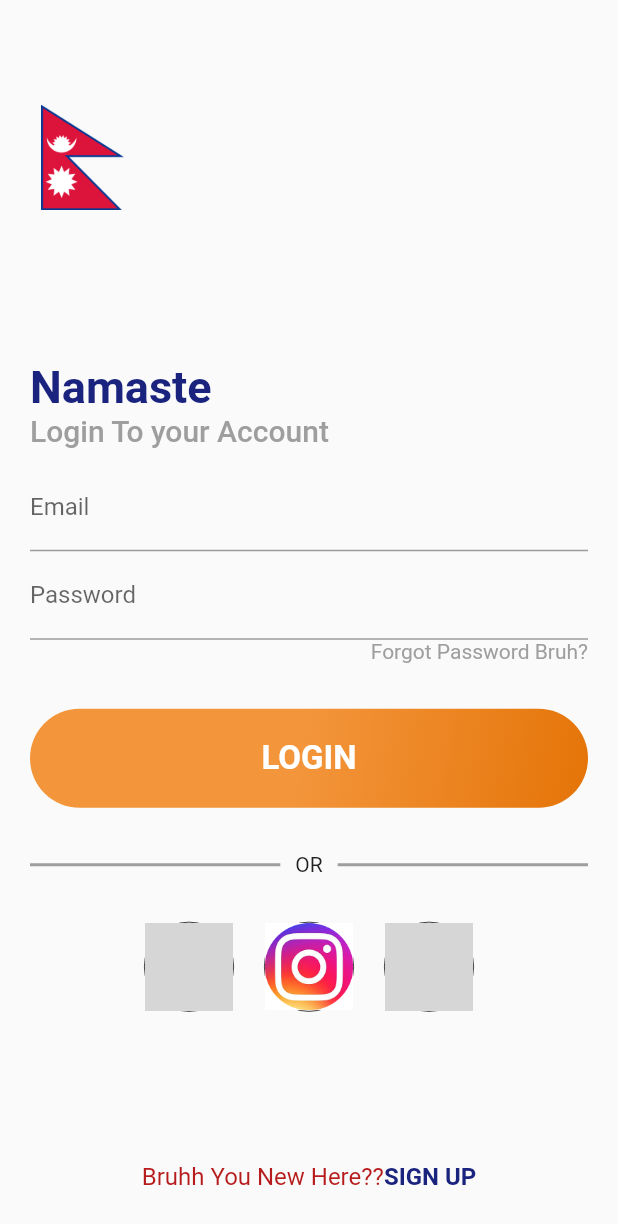
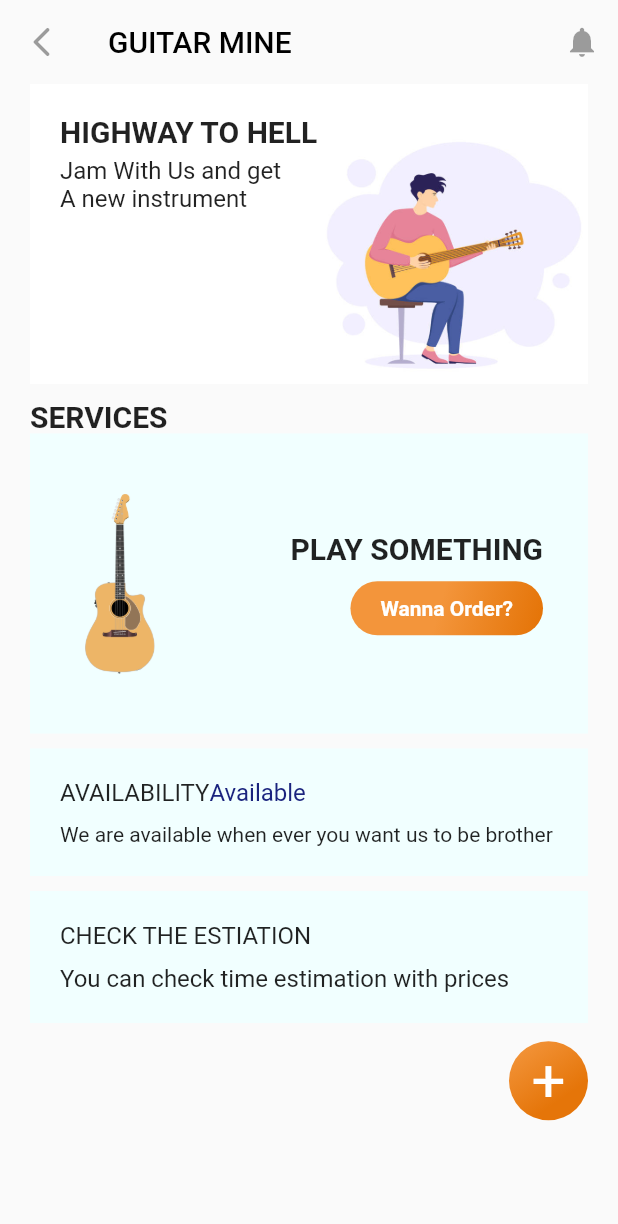
Before and after one commit to NikhilKapali/Instrument_Shopping_App, a Flutter app: the loginPage screen opened directly, after a tap on "LOGIN", on a phone screen of 412 x 824 dp. Shown: the top 1224 px of the screen. Run offline on Flutter 3.47's test engine with Material 2 defaults, Android fonts, the light colour scheme and no system bars; Roboto replaces fonts that are missing (sfpro); grey boxes are pictures that could not be loaded.

Commit message:
Homepage done

```diff
--- a/lib/LoginPage.dart
+++ b/lib/LoginPage.dart
@@ -2,6 +2,7 @@ import 'package:flutter/material.dart';
 import 'package:shopping_app/SignUpPage.dart';
 import 'package:shopping_app/StylesScheme.dart';
 import 'SignUpPage.dart';
+import 'homepage/HomePage.dart';
 
 class LoginPage extends StatelessWidget {
   @override
@@ -83,7 +84,7 @@ class _loginPageState extends State<loginPage> {
                     height: 30,
                   ),
                   InkWell(
-                    onTap: () {},
+                    onTap: openHomePage,
                     child: Container(
                       padding: EdgeInsets.symmetric(vertical: 20),
                       width: MediaQuery.of(context).size.width,
@@ -237,4 +238,9 @@ class _loginPageState extends State<loginPage> {
     Navigator.push(
         context, MaterialPageRoute(builder: (context) => SignUpPage()));
   }
+
+  void openHomePage() {
+    Navigator.push(
+        context, MaterialPageRoute(builder: (context) => HomePage()));
+  }
 }
--- a/lib/StylesScheme.dart
+++ b/lib/StylesScheme.dart
@@ -5,3 +5,7 @@ LinearGradient gradientStyle = LinearGradient(
   stops: [0, 1],
   begin: Alignment.topCenter,
 );
+
+TextStyle headingStyle = TextStyle(fontSize: 20, fontWeight: FontWeight.w700);
+
+TextStyle contentStyle = TextStyle(fontSize: 16);
--- /dev/null
+++ b/lib/homepage/HomePage.dart
@@ -0,0 +1,226 @@
+import 'dart:ui';
+
+import 'package:flutter/material.dart';
+import 'package:shopping_app/StylesScheme.dart';
+
+class HomePage extends StatelessWidget {
+  @override
+  Widget build(BuildContext context) {
+    return MaterialApp(
+      debugShowCheckedModeBanner: false,
+      home: homePage(),
+    );
+  }
+}
+
+class homePage extends StatefulWidget {
+  @override
+  _homePageState createState() => _homePageState();
+}
+
+class _homePageState extends State<homePage> {
+  @override
+  Widget build(BuildContext context) {
+    return Scaffold(
+      appBar: AppBar(
+        backgroundColor: Colors.transparent,
+        elevation: 0,
+        leading: IconButton(
+          icon: Icon(Icons.arrow_back_ios_rounded),
+        ),
+        title: Text(
+          "GUITAR MINE",
+          style: TextStyle(
+            color: Colors.black,
+          ),
+        ),
+        actions: [IconButton(icon: Icon(Icons.notifications))],
+      ),
+      body: Container(
+        padding: EdgeInsets.symmetric(horizontal: 20),
+        child: Column(
+          crossAxisAlignment: CrossAxisAlignment.start,
+          children: [
+            Container(
+              height: 200,
+              width: MediaQuery.of(context).size.width,
+              color: Colors.white,
+              child: Stack(
+                children: [
+                  Positioned(
+                    top: 0,
+                    left: 0,
+                    child: Container(
+                      padding: EdgeInsets.all(20),
+                      child: Column(
+                        crossAxisAlignment: CrossAxisAlignment.start,
+                        children: [
+                          Text("HIGHWAY TO HELL", style: headingStyle),
+                          SizedBox(
+                            height: 5,
+                          ),
+                          Text(
+                            "Jam With Us and get \nA new instrument",
+                            style: TextStyle(
+                              fontSize: 16,
+                            ),
+                          ),
+                        ],
+                      ),
+                    ),
+                  ),
+                  Positioned(
+                    bottom: 0,
+                    right: 0,
+                    child: Container(
+                      height: 180,
+                      width: 180,
+                      decoration: BoxDecoration(
+                        image: DecorationImage(
+                            image:
+                                AssetImage('assets/images/guitarPlaying.jpg')),
+                      ),
+                    ),
+                  ),
+                ],
+              ),
+            ),
+            SizedBox(
+              height: 10,
+            ),
+            Text(
+              "SERVICES",
+              style: headingStyle,
+            ),
+            Container(
+              height: 200,
+              color: Color(0xfff1ffff),
+              child: Row(
+                children: [
+                  Container(
+                    height: 200,
+                    width: 120,
+                    decoration: BoxDecoration(
+                      image: DecorationImage(
+                          image: AssetImage("assets/images/guitar.png")),
+                    ),
+                  ),
+                  Expanded(
+                    child: Container(
+                      padding: EdgeInsets.all(30),
+                      child: Column(
+                        crossAxisAlignment: CrossAxisAlignment.end,
+                        mainAxisAlignment: MainAxisAlignment.center,
+                        children: [
+                          Text(
+                            "PLAY SOMETHING",
+                            style: headingStyle,
+                          ),
+                          SizedBox(
+                            height: 10,
+                          ),
+                          InkWell(
+                            onTap: () {},
+                            child: Container(
+                              decoration: BoxDecoration(
+                                gradient: gradientStyle,
+                                borderRadius:
+                                    BorderRadius.all(Radius.circular(20)),
+                              ),
+                              padding: EdgeInsets.symmetric(
+                                  vertical: 10, horizontal: 20),
+                              child: Text(
+                                "Wanna Order?",
+                                style: TextStyle(
+                                    color: Colors.white,
+                                    fontWeight: FontWeight.w600),
+                              ),
+                            ),
+                          ),
+                        ],
+                      ),
+                    ),
+                  ),
+                ],
+              ),
+            ),
+            SizedBox(
+              height: 10,
+            ),
+            Container(
+              padding: EdgeInsets.all(20),
+              width: MediaQuery.of(context).size.width,
+              color: Color(0xfff1ffff),
+              child: Column(
+                crossAxisAlignment: CrossAxisAlignment.start,
+                children: [
+                  Row(
+                    children: [
+                      Text(
+                        "AVAILABILITY",
+                        style: contentStyle,
+                      ),
+                      Text(
+                        "Available",
+                        style: contentStyle.copyWith(
+                          color: Colors.indigo[900],
+                        ),
+                      ),
+                    ],
+                  ),
+                  SizedBox(
+                    height: 10,
+                  ),
+                  Text("We are available when ever you want us to be brother"),
+                ],
+              ),
+            ),
+            SizedBox(
+              height: 10,
+            ),
+            Container(
+              padding: EdgeInsets.all(20),
+              width: MediaQuery.of(context).size.width,
+              color: Color(0xfff1ffff),
+              child: Column(
+                crossAxisAlignment: CrossAxisAlignment.start,
+                children: [
+                  Text(
+                    "CHECK THE ESTIATION",
+                    style: contentStyle,
+                  ),
+                  SizedBox(
+                    height: 10,
+                  ),
+                  Text(
+                    "You can check time estimation with prices",
+                    style: contentStyle,
+                  )
+                ],
+              ),
+            ),
+            Row(
+              mainAxisAlignment: MainAxisAlignment.end,
+              children: [
+                Container(
+                  padding: EdgeInsets.all(15),
+                  decoration: BoxDecoration(
+                    gradient: gradientStyle,
+                    shape: BoxShape.circle,
+                  ),
+                  child: Text(
+                    "+",
+                    style: TextStyle(
+                      color: Colors.white,
+                      fontSize: 40,
+                    ),
+                  ),
+                ),
+              ],
+            ),
+          ],
+        ),
+      ),
+    );
+  }
+}
```
Also changed, not shown: assets/images/guitar.png (added), assets/images/guitarPlaying.jpg (added).
